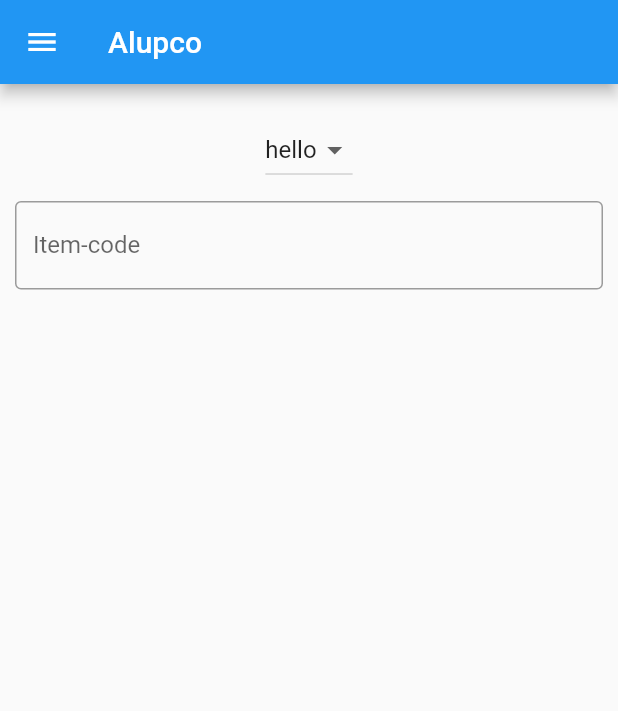
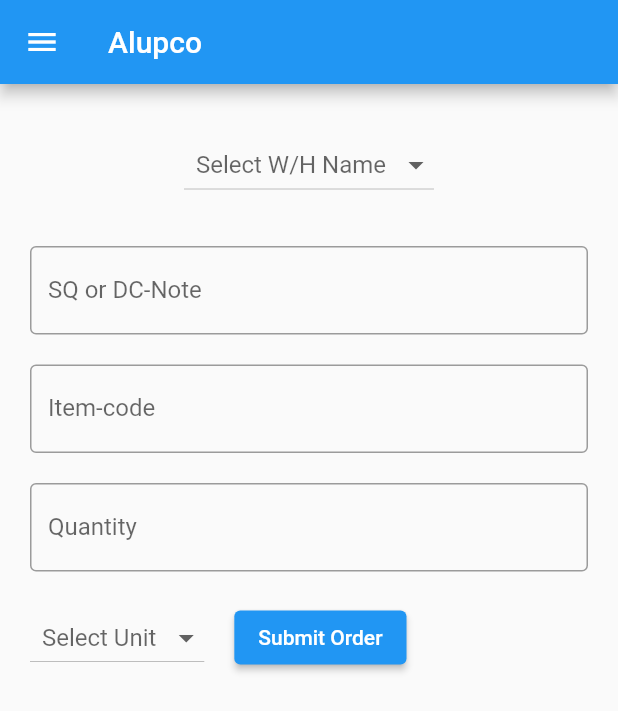
Before and after one commit to wp-lover/alupco-flutter, a Flutter app: the MakeOrder widget shown alone on an empty page, opened directly, on a phone screen of 412 x 824 dp. Shown: the top 711 px of the screen. Run offline on Flutter 3.47's test engine with Material 2 defaults, Android fonts, the phone set to English and light mode, and no system bars; our stand-ins replace get.

Commit message:
working for pending orders

```diff
--- /dev/null
+++ b/lib/ManageState/homeScreenState.dart
@@ -0,0 +1,3 @@
+import 'package:get/get.dart';
+
+class HomeScreenState extends GetxController {}
--- a/lib/provider/HomeProvider.dart
+++ /dev/null
@@ -1,5 +0,0 @@
-import 'package:flutter/material.dart';
-
-class HomeProvider with ChangeNotifier {
-  // String itemName;
-}
--- a/lib/provider/MakeOrderProvider.dart
+++ /dev/null
@@ -1,3 +0,0 @@
-import 'package:flutter/material.dart';
-
-class MakeOrderProvider with ChangeNotifier {}
--- a/lib/screen-parts/header.dart
+++ b/lib/screen-parts/header.dart
@@ -1,4 +1,8 @@
+import 'package:alupco/screens/PendingOrders.dart';
+import 'package:alupco/screens/home-screen.dart';
+import 'package:alupco/screens/make-order.dart';
 import 'package:flutter/material.dart';
+import 'package:get/get.dart';
 
 class Header extends StatelessWidget {
   Widget body;
@@ -18,18 +22,29 @@ class Header extends StatelessWidget {
 
             // go to search item screen
             ElevatedButton(
-                onPressed: () {
-                  Navigator.pushNamed(context, "/");
-                },
-                child: const Text("Search Item")),
+              onPressed: () {
+                Get.to(HomeScreen());
+              },
+              child: const Text("Search Item"),
+            ),
             const SizedBox(height: 30.00),
 
             // go to make order screen
             ElevatedButton(
-                onPressed: () {
-                  Navigator.pushNamed(context, "/make-order");
-                },
-                child: const Text("Make-Order")),
+              onPressed: () {
+                Get.to(MakeOrder());
+              },
+              child: const Text("Make-Order"),
+            ),
+            const SizedBox(height: 30.00),
+
+            // go to pending orders screen
+            ElevatedButton(
+              onPressed: () {
+                Get.to(PendingOrders());
+              },
+              child: const Text("Pending-Orders"),
+            ),
           ]),
         ),
       ),
--- a/lib/screens/make-order.dart
+++ b/lib/screens/make-order.dart
@@ -1,43 +1,118 @@
+import 'package:alupco/ManageState/pendingOrdersState.dart';
 import 'package:alupco/screen-parts/header.dart';
 import 'package:flutter/material.dart';
+import 'package:get/get.dart';
 
 class MakeOrder extends StatelessWidget {
   //
-  TextEditingController controller = TextEditingController();
+  TextEditingController CodeController = TextEditingController();
 
-  List<DropdownMenuItem<dynamic>>? metuItems = [
-    const DropdownMenuItem<String>(child: Text("hello"))
-  ];
+  TextEditingController IDControler = TextEditingController();
+
+  TextEditingController QTYControler = TextEditingController();
 
   MakeOrder({super.key});
 
   //
+  var whName;
 
   @override
   Widget build(BuildContext context) {
     return Header(
       body: Container(
-        margin: const EdgeInsets.all(10.00),
-        child: Column(children: [
+        margin: const EdgeInsets.all(20.00),
+        child: Column(mainAxisAlignment: MainAxisAlignment.start, children: [
           Container(
-            margin: const EdgeInsets.all(10),
+            margin: EdgeInsets.all(10),
             child: DropdownButton(
-              items: metuItems,
-              onChanged: (value) {},
+              hint: const Padding(
+                  child: Text("Select W/H Name"),
+                  padding: EdgeInsets.all(8.00)),
+              value: whName,
+              items: getWHlist(),
+              onChanged: (value) {
+                whName = value;
+              },
             ),
           ),
           Container(
+            margin: const EdgeInsets.only(top: 20.00),
+            child: TextField(
+              controller: IDControler,
+              decoration: const InputDecoration(
+                labelText: "SQ or DC-Note",
+                border: OutlineInputBorder(),
+              ),
+            ),
+          ),
+          Container(
+            margin: const EdgeInsets.only(top: 20.00),
             padding: const EdgeInsets.all(0.00),
             child: TextField(
-              controller: controller,
+              controller: CodeController,
               decoration: const InputDecoration(
                 labelText: "Item-code",
                 border: OutlineInputBorder(),
               ),
             ),
           ),
+          Container(
+            margin: const EdgeInsets.only(top: 20.00),
+            child: TextField(
+              controller: QTYControler,
+              decoration: const InputDecoration(
+                labelText: "Quantity",
+                border: OutlineInputBorder(),
+              ),
+            ),
+          ),
+          Row(
+            children: [
+              Container(
+                margin: EdgeInsets.only(top: 20.00, right: 20.00),
+                child: DropdownButton(
+                  hint: const Padding(
+                      child: Text("Select Unit"),
+                      padding: EdgeInsets.all(8.00)),
+                  value: whName,
+                  items: getWHlist(),
+                  onChanged: (value) {
+                    whName = value;
+                  },
+                ),
+              ),
+              Container(
+                margin: const EdgeInsets.only(top: 20.00),
+                child: ElevatedButton(
+                  onPressed: () {},
+                  child: const Text("Submit Order"),
+                ),
+              ),
+            ],
+          )
         ]),
       ),
     );
   }
+
+  List<DropdownMenuItem<Object>> getWHlist() {
+    return [
+      DropdownMenuItem(
+        child: Text("company-11"),
+        value: "company-11",
+      ),
+      DropdownMenuItem(
+        child: Text("company-12"),
+        value: "company-12",
+      ),
+      DropdownMenuItem(
+        child: Text("company-13"),
+        value: "company-13",
+      ),
+      DropdownMenuItem(
+        child: Text("company-16"),
+        value: "company-16",
+      )
+    ];
+  } // getWHlist
 }
```
Also changed, not shown: lib/ManageState/pendingOrdersState.dart (added, +39 -0 lines), lib/Network/get-data.dart (+13 -10 lines), lib/main.dart (+5 -15 lines), lib/screens/PendingOrders.dart (added, +129 -0 lines), pubspec.lock (added).
